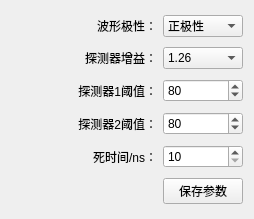
First picture: the form in FPGASetting.ui, repository MrXiaomao/Cu_Activation, before the edit.
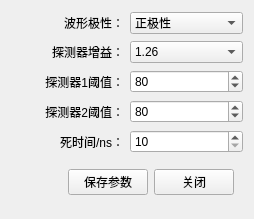
Second picture: the form after the edit.

Patch:
```diff
--- a/FPGASetting.ui
+++ b/FPGASetting.ui
@@ -167,7 +167,16 @@
      </property>
     </widget>
    </item>
-   <item row="5" column="0">
+   <item row="5" column="0" colspan="2">
+    <widget class="QWidget" name="" native="true">
+     <property name="sizePolicy">
+      <sizepolicy hsizetype="Preferred" vsizetype="Fixed">
+       <horstretch>0</horstretch>
+       <verstretch>0</verstretch>
+      </sizepolicy>
+     </property>
+     <layout class="QHBoxLayout" name="horizontalLayout">
+      <item>
     <spacer name="horizontalSpacer">
      <property name="orientation">
       <enum>Qt::Horizontal</enum>
@@ -180,11 +189,21 @@
      </property>
     </spacer>
    </item>
-   <item row="5" column="1">
+      <item>
     <widget class="QPushButton" name="pushButton_save">
      <property name="text">
       <string>保存参数</string>
      </property>
+       </widget>
+      </item>
+      <item>
+       <widget class="QPushButton" name="pushButton_close">
+        <property name="text">
+         <string>关闭</string>
+        </property>
+       </widget>
+      </item>
+     </layout>
     </widget>
    </item>
   </layout>
```
Lines whose indentation alone changed are shown as unchanged.
